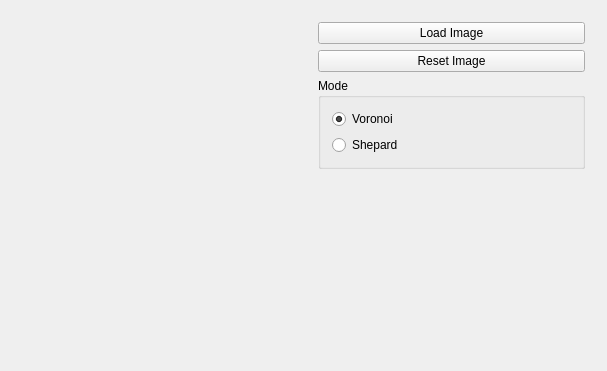
Above: src/mapvisualization/mapvisualization.ui from chFleschutz/simulation-and-data-visualization before the change. Below: the same form after it.
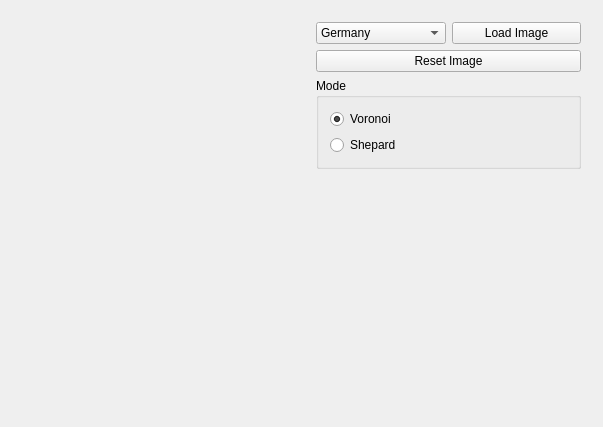
That is the form after the change. Custom widgets are drawn as their Qt base class.

Commit message: Add more map images

```diff
--- a/src/mapvisualization/mapvisualization.ui
+++ b/src/mapvisualization/mapvisualization.ui
@@ -6,8 +6,8 @@
    <rect>
     <x>0</x>
     <y>0</y>
-    <width>607</width>
-    <height>371</height>
+    <width>603</width>
+    <height>427</height>
    </rect>
   </property>
   <property name="windowTitle">
@@ -21,11 +21,34 @@
     <widget class="QWidget" name="widget_2" native="true">
      <layout class="QVBoxLayout" name="verticalLayout">
       <item>
-       <widget class="QPushButton" name="pushButton_2">
-        <property name="text">
-         <string>Load Image</string>
-        </property>
-       </widget>
+       <layout class="QHBoxLayout" name="horizontalLayout_3">
+        <item>
+         <widget class="QComboBox" name="imagePresets">
+          <item>
+           <property name="text">
+            <string>Germany</string>
+           </property>
+          </item>
+          <item>
+           <property name="text">
+            <string>USA</string>
+           </property>
+          </item>
+          <item>
+           <property name="text">
+            <string>Australia</string>
+           </property>
+          </item>
+         </widget>
+        </item>
+        <item>
+         <widget class="QPushButton" name="loadImageButton">
+          <property name="text">
+           <string>Load Image</string>
+          </property>
+         </widget>
+        </item>
+       </layout>
       </item>
       <item>
        <widget class="QPushButton" name="pushButton">
```
Left out of the diff: 41 changed lines with no effect on the pictures. The commit also changes 10 other files.
